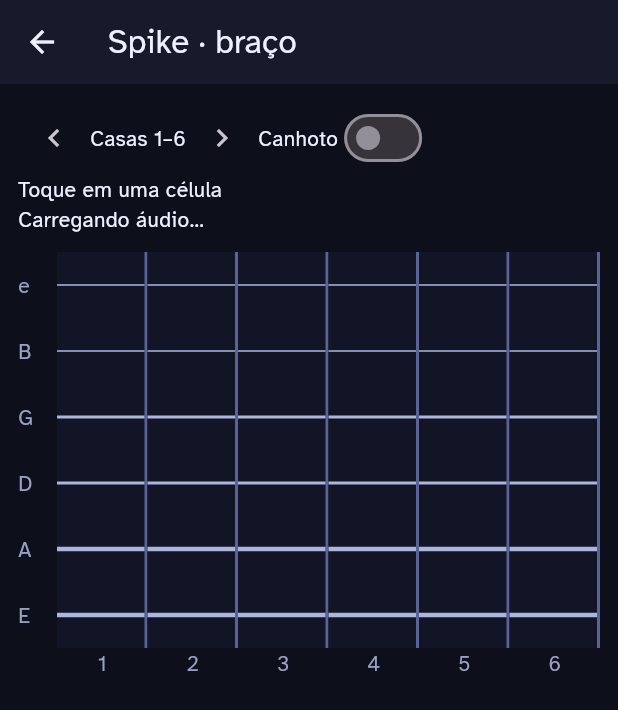
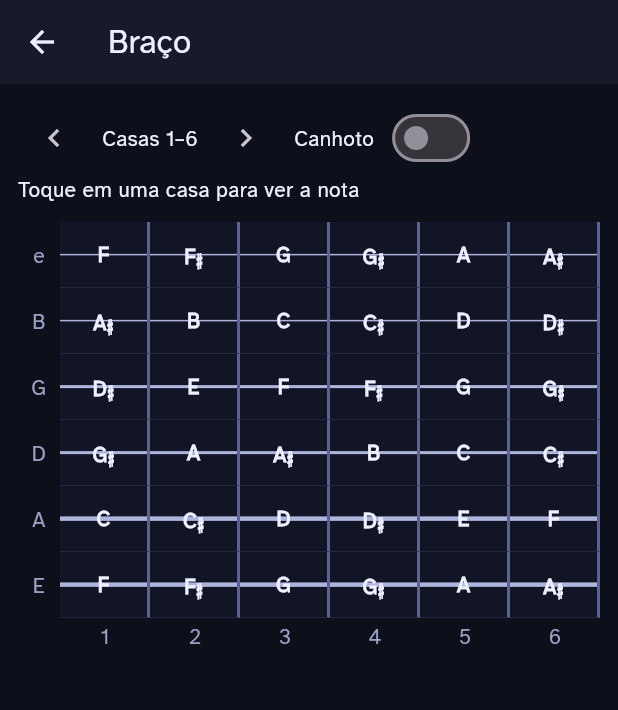
Before and after one commit to murilinhoPs/freatboard-trainer, a Flutter app: the SpikeBoardPage screen opened directly, after a tap on the "chevron right" icon, on a phone screen of 412 x 824 dp. Shown: the top 710 px of the screen. Run offline on Flutter 3.47's test engine with Material 3 defaults, Android fonts, the phone set to English and light mode, and no system bars; our stand-ins replace material_ui.

Commit message:
feat: implementar braco interativo definitivo
Co-authored-by: OpenBot <335604065+openbotgit[bot]@users.noreply.github.com>

```diff
--- a/app/lib/design/app_tokens.dart
+++ b/app/lib/design/app_tokens.dart
@@ -214,6 +214,7 @@ ThemeData spikeTheme(Brightness brightness) {
     brightness: brightness,
     colorScheme: scheme,
     scaffoldBackgroundColor: colors['bg'],
+    splashFactory: InkRipple.splashFactory,
     fontFamily: 'Atkinson Hyperlegible',
     fontFamilyFallback: musicFallback,
     extensions: [tokens],
--- a/app/lib/main.dart
+++ b/app/lib/main.dart
@@ -42,7 +42,7 @@ class _FretboardAppState extends State<FretboardApp> {
                             builder: (_) => const SpikeBoardPage(),
                           ),
                         ),
-                        child: const Text('Abrir spike do braço'),
+                        child: const Text('Abrir braço interativo'),
                       ),
                       const SizedBox(height: 8),
                       Text(
--- a/app/lib/spike_board.dart
+++ b/app/lib/spike_board.dart
@@ -1,11 +1,11 @@
 import 'dart:math' as math;
 
+import 'package:fretboard_core/fretboard_core.dart';
 import 'package:material_ui/material_ui.dart';
-import 'package:flutter_soloud/flutter_soloud.dart';
 
 import 'design/app_tokens.dart';
 
-/// Protótipo descartável para exercitar toque e janela do braço.
+/// Interactive standard-tuning fretboard used by lessons and practice screens.
 class SpikeBoardPage extends StatefulWidget {
   const SpikeBoardPage({super.key});
 
@@ -14,142 +14,127 @@ class SpikeBoardPage extends StatefulWidget {
 }
 
 class _SpikeBoardPageState extends State<SpikeBoardPage> {
-  int start = 0;
-  bool leftHanded = false;
-  (int, int)? selected;
-  AudioSource? audio;
-  bool audioUnavailable = false;
+  static const _strings = ['e', 'B', 'G', 'D', 'A', 'E'];
+  static const _names = [
+    'C',
+    'C♯',
+    'D',
+    'D♯',
+    'E',
+    'F',
+    'F♯',
+    'G',
+    'G♯',
+    'A',
+    'A♯',
+    'B',
+  ];
 
-  @override
-  void initState() {
-    super.initState();
-    _loadAudio();
+  int _start = 0;
+  bool _leftHanded = false;
+  (int, int)? _selected;
+  (int, int)? _hovered;
+
+  String _note(int string, int fret) {
+    final pitch = noteAt(standardGuitar, Position(string: string, fret: fret));
+    return _names[PitchClass.values.indexOf(pitch)];
   }
-
-  Future<void> _loadAudio() async {
-    try {
-      await SoLoud.instance.init();
-      final source = await SoLoud.instance.loadAsset(
-        'assets/audio/pluck-a2.wav',
-      );
-      if (!mounted) {
-        SoLoud.instance.deinit();
-        return;
-      }
-      setState(() => audio = source);
-    } catch (_) {
-      if (mounted) setState(() => audioUnavailable = true);
-    }
-  }
-
-  @override
-  void dispose() {
-    if (SoLoud.instance.isInitialized) SoLoud.instance.deinit();
-    super.dispose();
-  }
-
-  void _select(int row, int fret) {
-    setState(() => selected = (row, fret));
-    final source = audio;
-    if (source != null) {
-      try {
-        SoLoud.instance.play(source);
-      } catch (_) {
-        setState(() => audioUnavailable = true);
-      }
-    }
-  }
-
-  static const strings = ['e', 'B', 'G', 'D', 'A', 'E'];
 
   @override
   Widget build(BuildContext context) {
     final tokens = Theme.of(context).extension<AppTokens>()!;
-    final frets = List.generate(6, (index) => start + index);
-    final displayed = leftHanded ? frets.reversed.toList() : frets;
+    final landscape =
+        MediaQuery.orientationOf(context) == Orientation.landscape;
+    final frets = List.generate(6, (index) => _start + index);
+    final displayed = _leftHanded ? frets.reversed.toList() : frets;
     return Scaffold(
-      appBar: MediaQuery.orientationOf(context) == Orientation.portrait
-          ? AppBar(title: const Text('Spike · braço'))
-          : null,
+      appBar: landscape ? null : AppBar(title: const Text('Braço')),
       body: SafeArea(
-        child: SingleChildScrollView(
+        child: Padding(
           padding: const EdgeInsets.all(12),
           child: Column(
             crossAxisAlignment: CrossAxisAlignment.start,
             children: [
               Wrap(
                 crossAxisAlignment: WrapCrossAlignment.center,
+                spacing: 8,
                 children: [
-                  if (MediaQuery.orientationOf(context) ==
-                      Orientation.landscape)
+                  if (landscape)
                     IconButton(
-                      onPressed: () => Navigator.of(context).pop(),
+                      onPressed: () => Navigator.of(context).maybePop(),
                       icon: const Icon(Icons.arrow_back),
                       tooltip: 'Voltar',
                     ),
                   IconButton(
-                    onPressed: start == 0
+                    onPressed: _start == 0
                         ? null
-                        : () => setState(() => start--),
+                        : () => setState(() => _start--),
                     icon: const Icon(Icons.chevron_left),
                     tooltip: 'Janela anterior',
                   ),
-                  Text('Casas $start–${start + 5}'),
+                  Text(
+                    'Casas $_start–${_start + 5}',
+                    style: TextStyle(color: tokens.color('text')),
+                  ),
                   IconButton(
-                    onPressed: start == 17
+                    onPressed: _start == 17
                         ? null
-                        : () => setState(() => start++),
+                        : () => setState(() => _start++),
                     icon: const Icon(Icons.chevron_right),
                     tooltip: 'Próxima janela',
                   ),
                   const Text('Canhoto'),
                   Switch(
-                    value: leftHanded,
-                    onChanged: (value) => setState(() => leftHanded = value),
+                    value: _leftHanded,
+                    onChanged: (value) => setState(() => _leftHanded = value),
                   ),
                 ],
               ),
               Text(
-                selected == null
-                    ? 'Toque em uma célula'
-                    : 'Corda ${strings[selected!.$1]} · casa ${selected!.$2}',
+                _selected == null
+                    ? 'Toque em uma casa para ver a nota'
+                    : 'Corda ${_strings[_selected!.$1]} · casa ${_selected!.$2} · ${_note(_selected!.$1, _selected!.$2)}',
                 key: const ValueKey('selection'),
-              ),
-              Text(
-                audioUnavailable
-                    ? 'Áudio indisponível; continue sem som.'
-                    : audio == null
-                    ? 'Carregando áudio…'
-                    : 'Áudio de teste: mesma nota em todas as células',
+                style: TextStyle(color: tokens.color('text')),
               ),
               const SizedBox(height: 12),
-              LayoutBuilder(
+              Expanded(
+                child: LayoutBuilder(
                   builder: (context, constraints) {
                     final cellWidth = math.max(
-                    44.0,
-                    (constraints.maxWidth - 26) / 6,
+                      52.0,
+                      (constraints.maxWidth - 28) / 6,
                     );
                     return SingleChildScrollView(
+                      child: SingleChildScrollView(
                         scrollDirection: Axis.horizontal,
                         child: Column(
+                          mainAxisAlignment: MainAxisAlignment.center,
                           children: [
-                        for (var row = 0; row < strings.length; row++)
+                            for (
+                              var string = 0;
+                              string < _strings.length;
+                              string++
+                            )
                               Row(
                                 mainAxisSize: MainAxisSize.min,
                                 children: [
-                              if (!leftHanded) _label(strings[row], tokens),
+                                  if (!_leftHanded)
+                                    _label(_strings[string], tokens),
                                   for (final fret in displayed)
-                                _cell(row, fret, cellWidth, tokens),
-                              if (leftHanded) _label(strings[row], tokens),
+                                    _cell(string, fret, cellWidth, 44, tokens),
+                                  if (_leftHanded)
+                                    _label(_strings[string], tokens),
                                 ],
                               ),
                             Row(
                               mainAxisSize: MainAxisSize.min,
                               children: [
-                            if (!leftHanded) const SizedBox(width: 26),
+                                if (!_leftHanded) const SizedBox(width: 28),
                                 for (final fret in displayed)
                                   SizedBox(
                                     width: cellWidth,
+                                    height: 24,
                                     child: Center(
                                       child: Text(
                                         '$fret',
@@ -159,13 +144,15 @@ class _SpikeBoardPageState extends State<SpikeBoardPage> {
                                       ),
                                     ),
                                   ),
-                            if (leftHanded) const SizedBox(width: 26),
+                                if (_leftHanded) const SizedBox(width: 28),
                               ],
                             ),
                           ],
                         ),
+                      ),
                     );
                   },
+                ),
               ),
             ],
           ),
@@ -175,50 +162,86 @@ class _SpikeBoardPageState extends State<SpikeBoardPage> {
   }
 
   Widget _label(String text, AppTokens tokens) => SizedBox(
-    width: 26,
-    child: Text(text, style: TextStyle(color: tokens.color('muted'))),
+    width: 28,
+    child: Text(
+      text,
+      textAlign: TextAlign.center,
+      style: TextStyle(color: tokens.color('muted')),
+    ),
   );
 
-  Widget _cell(int row, int fret, double width, AppTokens tokens) =>
-      MouseRegion(
+  Widget _cell(
+    int string,
+    int fret,
+    double width,
+    double height,
+    AppTokens tokens,
+  ) {
+    final position = (string, fret);
+    final selected = _selected == position;
+    final hovered = _hovered == position;
+    return MouseRegion(
       cursor: SystemMouseCursors.click,
+      onEnter: (_) => setState(() => _hovered = position),
+      onExit: (_) => setState(() => _hovered = null),
+      child: Semantics(
+        button: true,
+        label:
+            'Corda ${_strings[string]}, casa $fret, nota ${_note(string, fret)}',
         child: InkWell(
-          key: ValueKey('cell-$row-$fret'),
-          onTap: () => _select(row, fret),
+          splashFactory: InkRipple.splashFactory,
+          key: ValueKey('cell-$string-$fret'),
+          onTap: () => setState(() => _selected = position),
           child: Container(
             width: width,
-            height: 44,
+            height: height,
             decoration: BoxDecoration(
-              color: selected == (row, fret)
+              color: selected || hovered
                   ? tokens.color('boardHi')
                   : tokens.color('board'),
               border: Border(
-                left: leftHanded
+                left: _leftHanded
                     ? BorderSide(
                         color: tokens.color('fret'),
                         width: fret == 0 ? 6 : 2,
                       )
                     : BorderSide.none,
-                right: leftHanded
+                right: _leftHanded
                     ? BorderSide.none
                     : BorderSide(
                         color: tokens.color('fret'),
                         width: fret == 0 ? 6 : 2,
                       ),
+                bottom: BorderSide(color: tokens.color('line'), width: 0.5),
               ),
             ),
-            child: Center(
+            child: Stack(
+              alignment: Alignment.center,
+              children: [
+                Align(
+                  alignment: Alignment.centerLeft,
                   child: Container(
-                width: fret == 0 ? width * 0.35 : width,
-                height: row < 2
+                    width: width,
+                    height: string < 2
                         ? 1
-                    : row < 4
+                        : string < 4
                         ? 2
                         : 3,
                     color: tokens.color('string'),
+                  ),
+                ),
+                Text(
+                  _note(string, fret),
+                  style: TextStyle(
+                    color: tokens.color('text'),
+                    fontWeight: FontWeight.w700,
+                  ),
+                ),
+              ],
             ),
           ),
         ),
       ),
     );
   }
+}
--- a/app/pubspec.yaml
+++ b/app/pubspec.yaml
@@ -12,6 +12,7 @@ dependencies:
     sdk: flutter
   flutter_soloud: ^5.2.3
   material_ui: ^1.1.0
+  fretboard_core: any
 
 dev_dependencies:
   flutter_test:
```
Also changed, not shown: 3 other files. Lines whose indentation alone changed are shown as unchanged.
